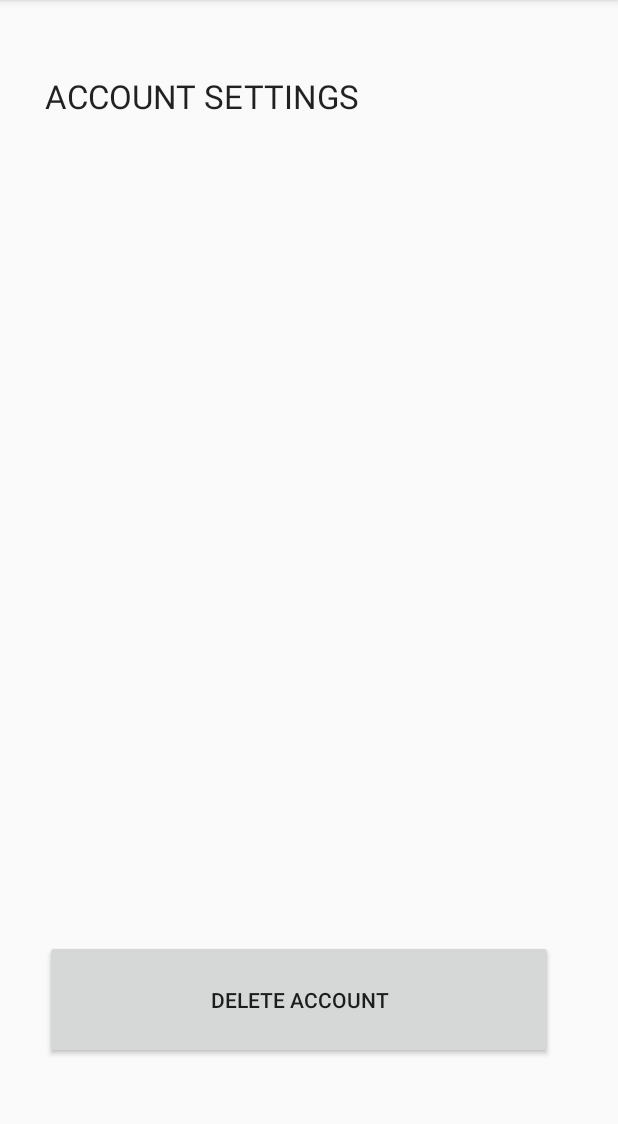
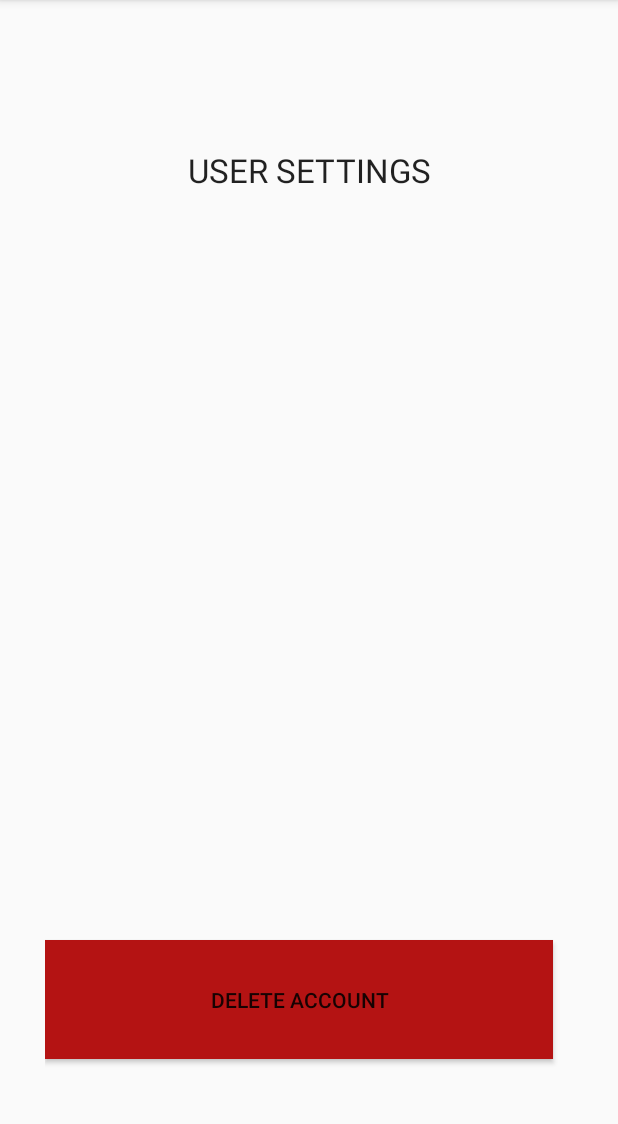
Before and after one commit to Pixelaters/Project3-Cafeteria-App, an Android app: the UserSettings screen opened directly, with no data from a screen before it, on a phone screen of 412 x 824 dp, the part 84-1208 px from its top. Run offline under Robolectric (Android 15) with nearby library versions, the phone set to English and light mode, and no system bars; our stand-ins replace Firebase (no records; nobody signed in at launch, a user with empty details on screens opened directly).

Commit message:
updating colours on account settings page

```diff
--- a/app/src/main/res/layout/activity_user_settings.xml
+++ b/app/src/main/res/layout/activity_user_settings.xml
@@ -25,6 +25,7 @@
 
     <Button
         android:id="@+id/deleteAccount"
+        android:background="@color/red"
         android:layout_width="368dp"
         android:layout_height="79dp"
         android:layout_alignParentEnd="true"
@@ -39,8 +40,9 @@
         android:layout_width="357dp"
         android:layout_height="69dp"
         android:layout_alignParentBottom="true"
-        android:layout_marginBottom="619dp"
-        android:text="Account settings"
+        android:layout_marginBottom="570dp"
+        android:text="User settings"
+        android:textAlignment="center"
         android:textAppearance="@style/TextAppearance.AppCompat.Large"
         app:textAllCaps="true" />
 
--- a/app/src/main/res/values/colors.xml
+++ b/app/src/main/res/values/colors.xml
@@ -7,6 +7,7 @@
     <color name="teal_700">#FF018786</color>
     <color name="black">#FF000000</color>
     <color name="white">#FFFFFFFF</color>
+    <color name="red">#B41313</color>
     <color name="dialog_color_1">#0476D0</color>
     <color name="blue">#22378d</color>
 </resources>
```
Also changed, not shown: app/src/main/res/layout/activity_delete_account.xml (+16 -17 lines).
